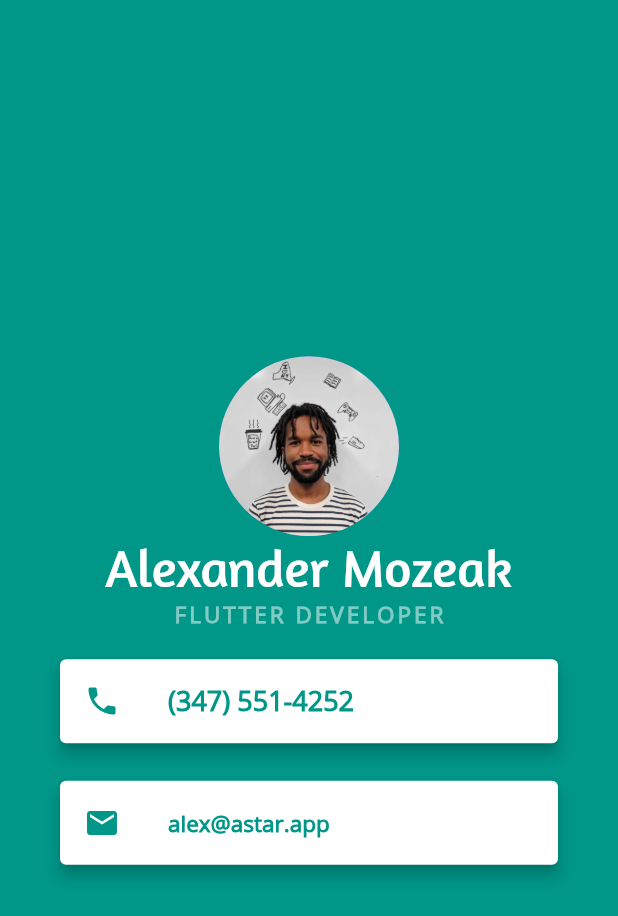
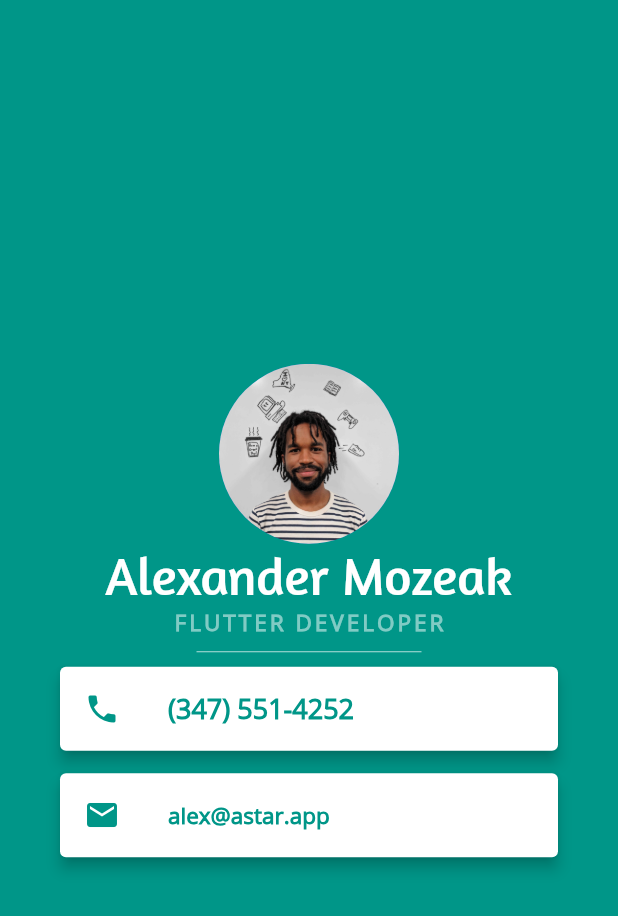
Before and after one commit to A-Mozeak/flutter_projects, a Flutter app: the screen it shows after launch, on a phone screen of 412 x 824 dp. Shown: the top 916 px of the screen. Run offline on Flutter 3.47's test engine with Material 2 defaults, Android fonts, the phone set to English and light mode, and no system bars.

Commit message:
Completed business card app.

```diff
--- a/card_proj/lib/main.dart
+++ b/card_proj/lib/main.dart
@@ -39,11 +39,15 @@ class MyApp extends StatelessWidget {
                 ),
               ),
               SizedBox(
-                height: 10.0,
+                height: 20.0,
+                width: 150.0,
+                child: Divider(
+                  color: Colors.teal[100],
+                ),
               ),
               Card(
                 elevation: 4.0,
-                margin: EdgeInsets.symmetric(vertical: 10.0, horizontal: 40.0),
+                margin: EdgeInsets.symmetric(vertical: 0.0, horizontal: 40.0),
                 child: ListTile(
                   leading: Icon(
                     Icons.phone,
```
